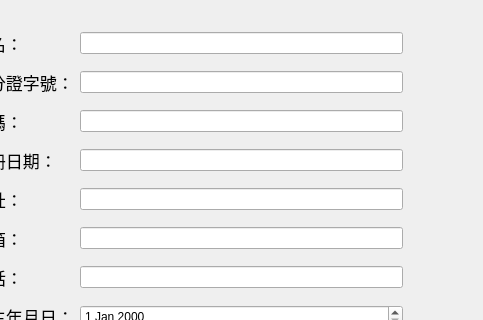
This is ui/add.ui in leo3709500/station_ui as Qt 5 draws it before an edit; both pictures show x 218 to 701 and y 87 to 407 of the 799 by 600 pixel window. The edited form follows.
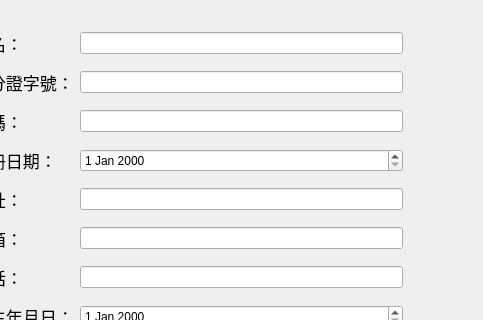
This is the edited form.

```diff
--- a/ui/add.ui
+++ b/ui/add.ui
@@ -142,7 +142,7 @@
       </widget>
      </item>
      <item row="3" column="1">
-      <widget class="QLineEdit" name="reg_date"/>
+      <widget class="QDateEdit" name="dateEdit_2"/>
      </item>
     </layout>
    </widget>
```
